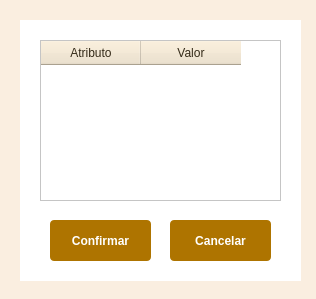
Old version of the form funciones/dibujo/VentanaDibujoV3_dialog_base.ui in the repository gerardoros/CartograficoQgisPlugin.
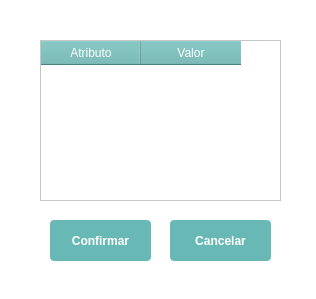
New version of the form.

What changed in the file:
```diff
--- a/funciones/dibujo/VentanaDibujoV3_dialog_base.ui
+++ b/funciones/dibujo/VentanaDibujoV3_dialog_base.ui
@@ -27,7 +27,38 @@
   </property>
   <property name="styleSheet">
    <string notr="true">QDialog{
-background : rgb(250,238,224);
+background : rgb(255,255,255);
+}
+QPushButton{
+background-color: rgb(104, 185, 181);
+color : rgb(255,255,255);
+border-radius : 4px;
+}
+QPushButton::hover{
+background: rgb(188, 228, 226);
+color : rgb(255,255,255);
+border-radius : 4px;
+}
+QPushButton:disabled {
+background : rgb(42, 124, 120);
+}
+QHeaderView::section
+{
+background-color: rgb(104, 185, 181);
+color : rgb(255,255,255 );
+text-align: right;
+font-size:12px;
+height:24px
+}
+QComboBox QAbstractItemView::item { max-height: 200; font-family: &quot;Century Gothic&quot;;}
+
+QListView{color: black ; font-family: &quot;Century Gothic&quot;;}
+
+QComboBox{
+background : rgb(188, 228, 226);
+}
+QComboBox:item:selected {
+color: black ;
 }
 </string>
   </property>
@@ -61,9 +92,12 @@
      </font>
     </property>
     <property name="styleSheet">
-     <string notr="true">QPushButton{
-background : rgb(174, 116, 0);
-color : rgb(255, 255, 255);
+     <string notr="true">QDialog{
+background : rgb(255,255,255);
+}
+QPushButton{
+background-color: rgb(104, 185, 181);
+color : rgb(255,255,255);
 border-radius : 4px;
 }
 QPushButton::hover{
@@ -72,7 +106,25 @@
 border-radius : 4px;
 }
 QPushButton:disabled {
-background: rgb(217, 217, 217)
+background : rgb(42, 124, 120);
+}
+QHeaderView::section
+{
+background-color: rgb(104, 185, 181);
+color : rgb(255,255,255 );
+text-align: right;
+font-size:12px;
+height:24px
+}
+QComboBox QAbstractItemView::item { max-height: 200; font-family: &quot;Century Gothic&quot;;}
+
+QListView{color: black ; font-family: &quot;Century Gothic&quot;;}
+
+QComboBox{
+background : rgb(188, 228, 226);
+}
+QComboBox:item:selected {
+color: black ;
 }</string>
     </property>
     <property name="text">
@@ -95,9 +147,12 @@
      </font>
     </property>
     <property name="styleSheet">
-     <string notr="true">QPushButton{
-background : rgb(174, 116, 0);
-color : rgb(255, 255, 255);
+     <string notr="true">QDialog{
+background : rgb(255,255,255);
+}
+QPushButton{
+background-color: rgb(104, 185, 181);
+color : rgb(255,255,255);
 border-radius : 4px;
 }
 QPushButton::hover{
@@ -106,7 +161,25 @@
 border-radius : 4px;
 }
 QPushButton:disabled {
-background: rgb(217, 217, 217)
+background : rgb(42, 124, 120);
+}
+QHeaderView::section
+{
+background-color: rgb(104, 185, 181);
+color : rgb(255,255,255 );
+text-align: right;
+font-size:12px;
+height:24px
+}
+QComboBox QAbstractItemView::item { max-height: 200; font-family: &quot;Century Gothic&quot;;}
+
+QListView{color: black ; font-family: &quot;Century Gothic&quot;;}
+
+QComboBox{
+background : rgb(188, 228, 226);
+}
+QComboBox:item:selected {
+color: black ;
 }</string>
     </property>
     <property name="text">
@@ -122,16 +195,6 @@
       <height>161</height>
      </rect>
     </property>
-    <property name="styleSheet">
-     <string notr="true">QHeaderView::section
-{
-background-color: rgb(238,225,200);
-color : rgb(52, 42, 24 );
-text-align: right;
-font-size:12px;
-height:24px
-}</string>
-    </property>
     <column>
      <property name="text">
       <string>Atributo</string>
```
Left out of the diff: 8 changed lines with no effect on the pictures.
